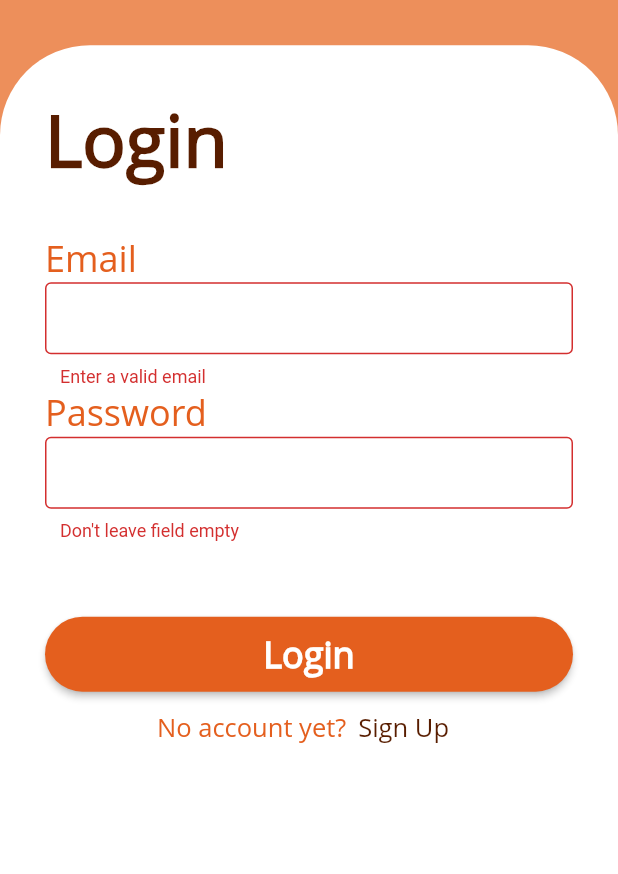
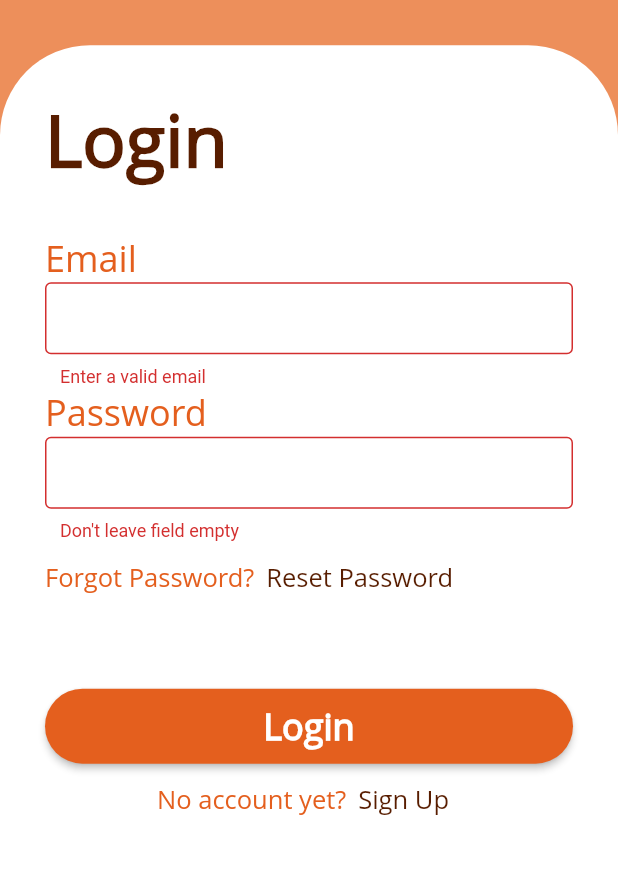
Before and after one commit to aloegarden/siklero, a Flutter app: the screen it shows after launch, after a tap on "Login", on a phone screen of 412 x 824 dp, the part 345-1219 px from its top. Run offline on Flutter 3.47's test engine with Material 2 defaults, Android fonts, the phone set to English and light mode, and no system bars; our stand-ins replace cloud_firestore, connectivity_plus, email_validator, firebase_auth, firebase_core, geolocator and 4 more; missing offline and left inert: dart:ffi; accounts and stored records are empty.

Commit message:
Added 'Reset Password' Button

```diff
--- a/lib/login_screen.dart
+++ b/lib/login_screen.dart
@@ -3,6 +3,7 @@ import 'package:firebase_auth/firebase_auth.dart';
 import 'package:flutter/material.dart';
 import 'package:siklero/main.dart';
 import 'package:siklero/user/reminder_screen.dart';
+import 'package:siklero/user/reset-password_screen.dart';
 import 'package:siklero/user/signup_screen.dart';
 import 'package:siklero/user/utils.dart';
 
@@ -130,6 +131,19 @@ class _LoginScreenState extends State<LoginScreen> {
                                 ],
                               ),
                             ),
+                            Container(
+                              padding: const EdgeInsets.symmetric(horizontal: 30),
+                              child: Row(
+                                mainAxisAlignment: MainAxisAlignment.start,
+                                children: <Widget>[
+                                  const Text(
+                                    'Forgot Password?',
+                                    style: TextStyle(fontFamily: 'OpenSans', fontSize: 17, color: Color(0xffe45f1e)),
+                                  ),
+                                  _buildTextButton(context, 'Reset Password', () => ResetPasswordScreen())
+                                ],
+                              ),
+                            ),
                             const SizedBox(height: 50,),
                             Container(
                               width: double.infinity,
@@ -146,7 +160,7 @@ class _LoginScreenState extends State<LoginScreen> {
                                     'No account yet?',
                                     style: TextStyle(fontFamily: 'OpenSans', fontSize: 17, color: Color(0xffe45f1e)),
                                   ),
-                                  _buildTextButton(context)
+                                  _buildTextButton(context, 'Sign Up', () => SignUpScreen())
                                 ],
                               ),
                             )
@@ -165,14 +179,18 @@ class _LoginScreenState extends State<LoginScreen> {
   }
 }
 
-Widget _buildTextButton(BuildContext context) {
+Widget _buildTextButton(BuildContext context, String text, Widget Function() createPage) {
   return TextButton(
     onPressed:() => Navigator.push(
       context,
-      MaterialPageRoute(builder:(context) => const SignUpScreen(),)
+      MaterialPageRoute(
+        builder: (context) {
+          return createPage();
+        }
+      )
     ),
-    child: const Text(
-      'Sign Up',
+    child: Text(
+      text,
       style: TextStyle(fontFamily: 'OpenSans', fontSize: 17, color: Color(0xff581d00)),
     )
   );
```
